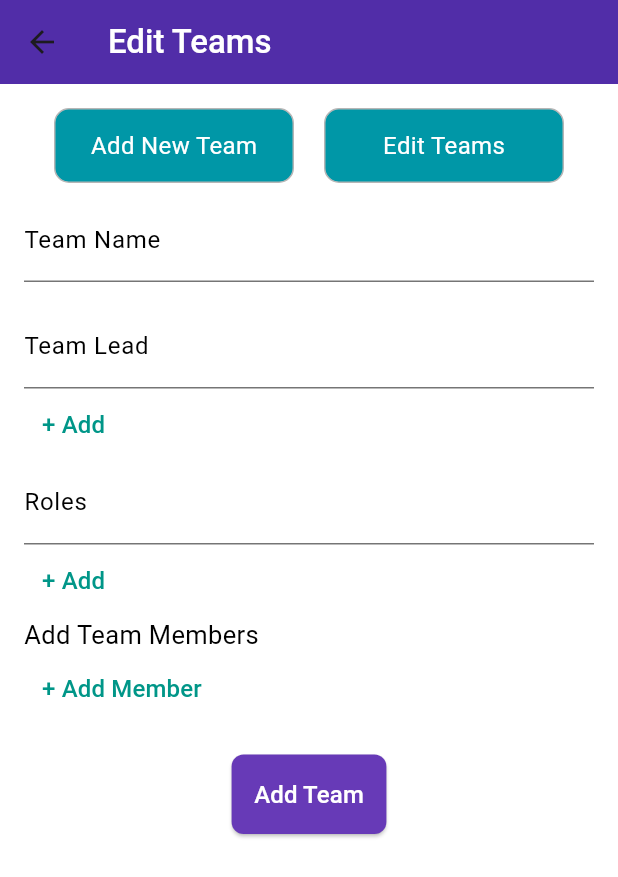
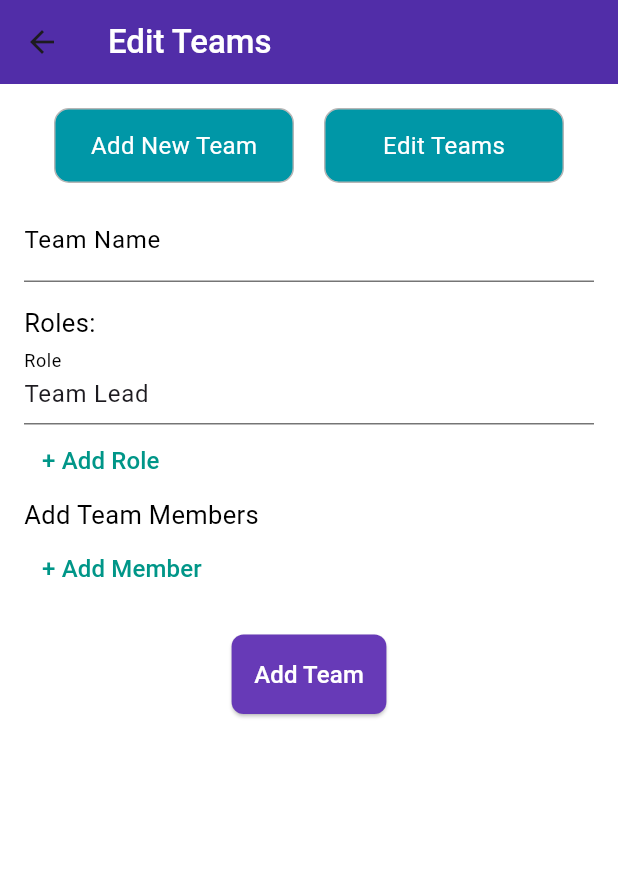
Before and after one commit to Nasiali-Eden/CityWatch, a Flutter app: the AddTeam screen opened directly, after a tap on "Add New Team", on a phone screen of 412 x 824 dp. Shown: the top 877 px of the screen. Run offline on Flutter 3.47's test engine with Material 3 defaults, Android fonts, the phone set to English and light mode, and no system bars; our stand-ins replace cloud_firestore, firebase_auth, firebase_core; accounts and stored records are empty.

Commit message:
Add team

```diff
--- a/lib/Organization/Home/OurTeam/add_team.dart
+++ b/lib/Organization/Home/OurTeam/add_team.dart
@@ -10,23 +10,10 @@ class AddTeam extends StatefulWidget {
 class _AddTeamState extends State<AddTeam> {
   final _formKey = GlobalKey<FormState>();
   final TextEditingController _teamNameController = TextEditingController();
-  final List<TextEditingController> _teamLeadsControllers = [
-    TextEditingController()
-  ];
-  final List<TextEditingController> _rolesControllers = [
-    TextEditingController()
-  ];
+  final List<TextEditingController> _rolesControllers = [TextEditingController(text: 'Team Lead')];
   final List<Map<String, dynamic>> _teamMembers = [];
 
   bool showForm = false;
-
-  void _addTeamLead() {
-    if (_teamLeadsControllers.last.text.isNotEmpty) {
-      setState(() {
-        _teamLeadsControllers.add(TextEditingController());
-      });
-    }
-  }
 
   void _addRole() {
     if (_rolesControllers.last.text.isNotEmpty) {
@@ -34,6 +21,17 @@ class _AddTeamState extends State<AddTeam> {
         _rolesControllers.add(TextEditingController());
       });
     }
+  }
+
+  void _removeRole(int index) {
+    setState(() {
+      _rolesControllers.removeAt(index);
+      for (var member in _teamMembers) {
+        if (member['role'] == _rolesControllers[index].text) {
+          member['role'] = null;
+        }
+      }
+    });
   }
 
   void _addTeamMember() {
@@ -45,6 +43,12 @@ class _AddTeamState extends State<AddTeam> {
         });
       });
     }
+  }
+
+  void _removeTeamMember(int index) {
+    setState(() {
+      _teamMembers.removeAt(index);
+    });
   }
 
   @override
@@ -114,8 +118,7 @@ class _AddTeamState extends State<AddTeam> {
         children: [
           _buildTextField('Team Name', _teamNameController),
           const SizedBox(height: 15),
-          _buildDynamicFields('Team Lead', _teamLeadsControllers, _addTeamLead),
-          _buildDynamicFields('Roles', _rolesControllers, _addRole),
+          _buildRolesSection(),
           _buildTeamMembersSection(),
           const SizedBox(height: 20),
           Center(
@@ -136,8 +139,11 @@ class _AddTeamState extends State<AddTeam> {
     );
   }
 
-  Widget _buildTextField(String label, TextEditingController controller) {
-    return TextFormField(
+  Widget _buildTextField(String label, TextEditingController controller, {VoidCallback? onRemove}) {
+    return Row(
+      children: [
+        Expanded(
+          child: TextFormField(
             controller: controller,
             validator: (value) => value!.isEmpty ? 'This field is required' : null,
             decoration: InputDecoration(
@@ -149,19 +155,29 @@ class _AddTeamState extends State<AddTeam> {
               focusedBorder: const UnderlineInputBorder(
                   borderSide: BorderSide(color: Colors.black87, width: 0.1)),
             ),
+          ),
+        ),
+        if (onRemove != null)
+          IconButton(
+            icon: const Icon(Icons.close, color: Colors.red),
+            onPressed: onRemove,
+          ),
+      ],
     );
   }
 
-  Widget _buildDynamicFields(String label,
-      List<TextEditingController> controllers, VoidCallback onAdd) {
+  Widget _buildRolesSection() {
     return Column(
       crossAxisAlignment: CrossAxisAlignment.start,
       children: [
-        for (var controller in controllers) _buildTextField(label, controller),
+        const Text('Roles:',
+            style: TextStyle(fontSize: 17, fontWeight: FontWeight.w400, color: Colors.black)),
+        for (int i = 0; i < _rolesControllers.length; i++)
+          _buildTextField('Role', _rolesControllers[i], onRemove: i == 0 ? null : () => _removeRole(i)),
         TextButton(
-            onPressed: onAdd,
-            child: const Text('+ Add',
-                style: TextStyle(color: Colors.teal, fontSize: 16))),
+          onPressed: _addRole,
+          child: const Text('+ Add Role', style: TextStyle(color: Colors.teal, fontSize: 16)),
+        ),
       ],
     );
   }
@@ -171,37 +187,36 @@ class _AddTeamState extends State<AddTeam> {
       crossAxisAlignment: CrossAxisAlignment.start,
       children: [
         const Text('Add Team Members',
-            style: TextStyle(
-                fontSize: 17,
-                fontWeight: FontWeight.w400,
-                color: Colors.black)),
-        for (var member in _teamMembers)
+            style: TextStyle(fontSize: 17, fontWeight: FontWeight.w400, color: Colors.black)),
+        for (int i = 0; i < _teamMembers.length; i++)
           Row(
             children: [
-              Expanded(child: _buildTextField('Member Name', member['name'])),
-              const SizedBox(width: 10),
+              Expanded(child: _buildTextField('Member Name', _teamMembers[i]['name'])),
               DropdownButton<String>(
                 hint: const Text('Select Role'),
-                value: member['role'],
+                value: _teamMembers[i]['role'],
                 onChanged: (value) {
                   setState(() {
-                    member['role'] = value;
+                    _teamMembers[i]['role'] = value;
                   });
                 },
                 items: _rolesControllers.map((controller) {
                   return DropdownMenuItem<String>(
                     value: controller.text,
-                    child: Text(controller.text,
-                        style: const TextStyle(fontSize: 16)),
+                    child: Text(controller.text),
                   );
                 }).toList(),
+              ),
+              IconButton(
+                icon: const Icon(Icons.close, color: Colors.red),
+                onPressed: () => _removeTeamMember(i),
               ),
             ],
           ),
         TextButton(
           onPressed: _addTeamMember,
-            child: const Text('+ Add Member',
-                style: TextStyle(color: Colors.teal, fontSize: 16))),
+          child: const Text('+ Add Member', style: TextStyle(color: Colors.teal, fontSize: 16)),
+        ),
       ],
     );
   }
```
Lines whose indentation alone changed are shown as unchanged.
